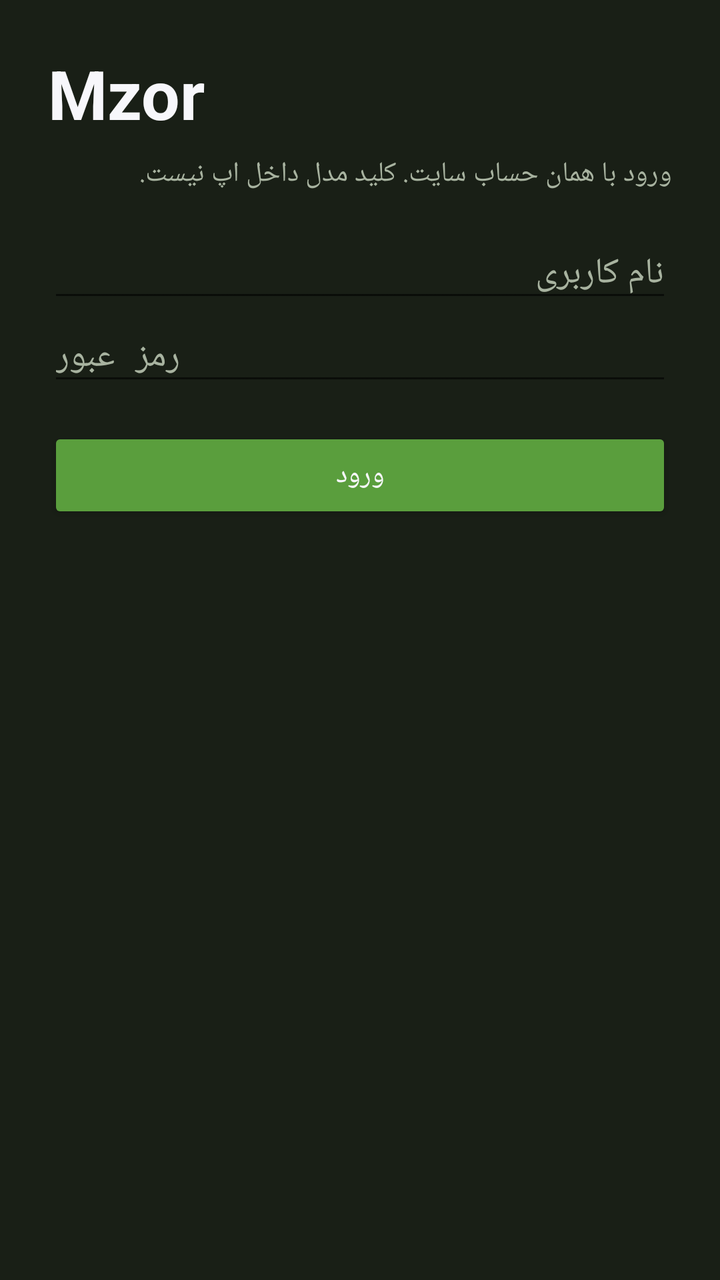
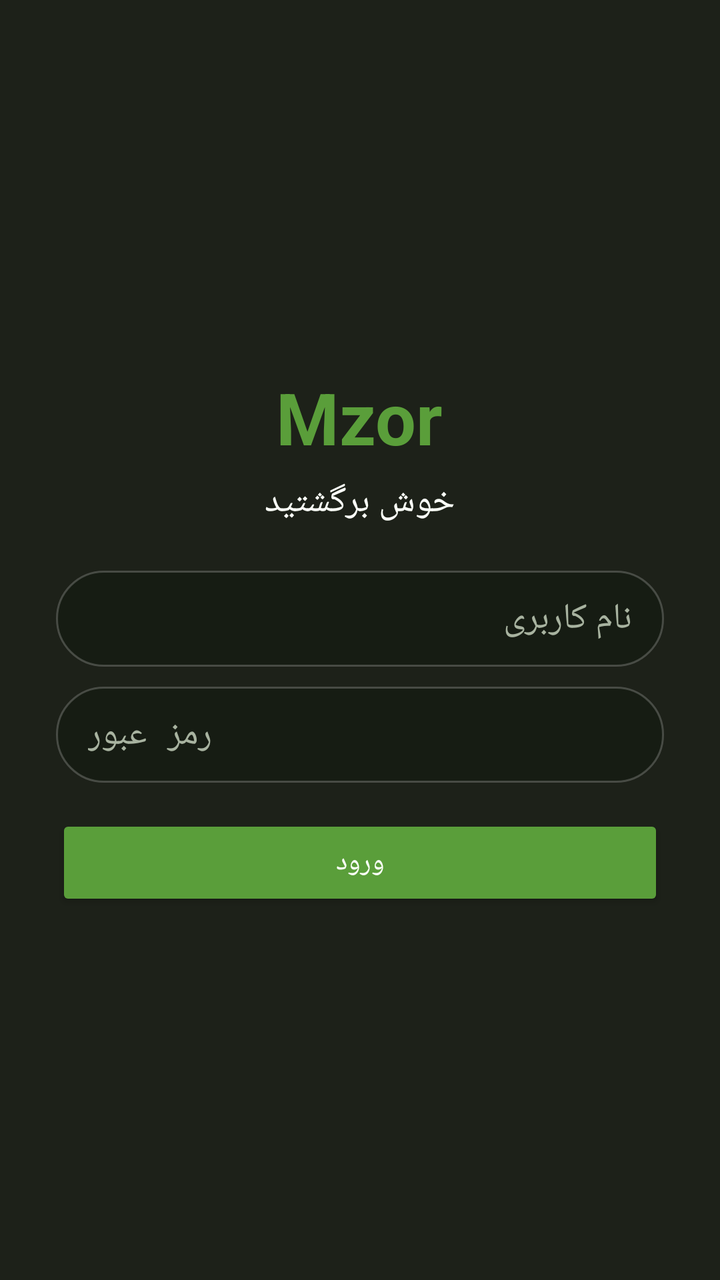

Before-and-after screenshots of an Android layout around one commit, followed by the original layout XML and the change that was made.
<!-- AndroidManifest.xml: activity theme Theme.Mza.Launcher -->
<!-- res/layout/activity_main.xml -->
<?xml version="1.0" encoding="utf-8"?>
<FrameLayout xmlns:android="http://schemas.android.com/apk/res/android"
    android:layout_width="match_parent"
    android:layout_height="match_parent"
    android:background="@color/mza_brand_dark">

    <LinearLayout
        android:id="@+id/loginPanel"
        android:layout_width="match_parent"
        android:layout_height="match_parent"
        android:orientation="vertical"
        android:padding="24dp">
        <TextView android:layout_width="wrap_content" android:layout_height="wrap_content" android:text="Mzor" android:textColor="@color/mza_brand_white" android:textSize="34sp" android:textStyle="bold" />
        <TextView android:layout_width="match_parent" android:layout_height="wrap_content" android:layout_marginTop="8dp" android:text="@string/login_hint" android:textColor="@color/mza_muted" />
        <EditText android:id="@+id/loginUser" android:layout_width="match_parent" android:layout_height="wrap_content" android:layout_marginTop="18dp" android:hint="@string/username" android:textColor="@color/mza_brand_white" android:textColorHint="@color/mza_muted" />
        <EditText android:id="@+id/loginPass" android:layout_width="match_parent" android:layout_height="wrap_content" android:hint="@string/password" android:inputType="textPassword" android:textColor="@color/mza_brand_white" android:textColorHint="@color/mza_muted" />
        <Button android:id="@+id/loginBtn" android:layout_width="match_parent" android:layout_height="48dp" android:layout_marginTop="16dp" android:backgroundTint="@color/mza_brand_green" android:text="@string/login" android:textColor="@color/mza_brand_white" />
    </LinearLayout>

    <LinearLayout
        android:id="@+id/listPanel"
        android:layout_width="match_parent"
        android:layout_height="match_parent"
        android:orientation="vertical"
        android:padding="16dp"
        android:visibility="gone">
        <TextView android:id="@+id/planLine" android:layout_width="match_parent" android:layout_height="wrap_content" android:textColor="@color/mza_brand_green" />
        <Button android:id="@+id/newChatBtn" android:layout_width="match_parent" android:layout_height="44dp" android:layout_marginTop="10dp" android:backgroundTint="@color/mza_brand_green" android:text="@string/new_chat" android:textColor="@color/mza_brand_white" />
        <Button android:id="@+id/buyBtn" android:layout_width="match_parent" android:layout_height="44dp" android:layout_marginTop="8dp" android:backgroundTint="@color/mza_card" android:text="@string/buy_pup" android:textColor="@color/mza_brand_white" />
        <ScrollView android:layout_width="match_parent" android:layout_height="0dp" android:layout_marginTop="12dp" android:layout_weight="1">
            <LinearLayout android:id="@+id/convBox" android:layout_width="match_parent" android:layout_height="wrap_content" android:orientation="vertical" />
        </ScrollView>
        <Button android:id="@+id/logoutBtn" android:layout_width="match_parent" android:layout_height="40dp" android:background="@android:color/transparent" android:text="@string/logout" android:textColor="@color/mza_muted" />
    </LinearLayout>

    <LinearLayout
        android:id="@+id/chatPanel"
        android:layout_width="match_parent"
        android:layout_height="match_parent"
        android:orientation="vertical"
        android:visibility="gone">
        <Button android:id="@+id/backBtn" android:layout_width="wrap_content" android:layout_height="40dp" android:background="@android:color/transparent" android:text="@string/back" android:textColor="@color/mza_brand_green" />
        <ScrollView android:id="@+id/chatScroll" android:layout_width="match_parent" android:layout_height="0dp" android:layout_weight="1" android:padding="14dp">
            <TextView android:id="@+id/chatText" android:layout_width="match_parent" android:layout_height="wrap_content" android:textColor="@color/mza_brand_white" android:textSize="15sp" />
        </ScrollView>
        <LinearLayout android:layout_width="match_parent" android:layout_height="wrap_content" android:orientation="horizontal" android:padding="10dp">
            <EditText android:id="@+id/messageInput" android:layout_width="0dp" android:layout_height="wrap_content" android:layout_weight="1" android:hint="@string/write" android:textColor="@color/mza_brand_white" android:textColorHint="@color/mza_muted" />
            <Button android:id="@+id/sendBtn" android:layout_width="wrap_content" android:layout_height="wrap_content" android:backgroundTint="@color/mza_brand_green" android:text="@string/send" android:textColor="@color/mza_brand_white" />
        </LinearLayout>
    </LinearLayout>
</FrameLayout>
<!-- resources referenced by this layout -->
<resources>
  <color name="mza_brand_dark">#191F16</color>
  <color name="mza_brand_green">#5A9E3D</color>
  <color name="mza_brand_white">#F7F7FB</color>
  <color name="mza_card">#232A1E</color>
  <color name="mza_muted">#A8B3A0</color>
  <string name="back">بازگشت</string>
  <string name="buy_pup">خرید پلن پاپ از مایکت</string>
  <string name="login">ورود</string>
  <string name="login_hint">ورود با همان حساب سایت. کلید مدل داخل اپ نیست.</string>
  <string name="logout">خروج</string>
  <string name="new_chat">گفتگوی جدید</string>
  <string name="password">رمز عبور</string>
  <string name="send">فرستادن</string>
  <string name="username">نام کاربری</string>
  <string name="write">پیام بنویس...</string>
  <style name="Theme.Mza.Launcher" parent="Theme.AppCompat.DayNight.NoActionBar">
          <item name="android:windowBackground">@color/mza_brand_dark</item>
          <item name="android:statusBarColor">@color/mza_brand_dark</item>
          <item name="android:navigationBarColor">@color/mza_brand_dark</item>
          <item name="colorPrimary">@color/mza_brand_dark</item>
          <item name="colorAccent">@color/mza_brand_green</item>
      </style>
</resources>

<!-- the commit's change to res/layout/activity_main.xml (unified diff, before → after) -->
@@ -2,50 +2,64 @@
 <FrameLayout xmlns:android="http://schemas.android.com/apk/res/android"
     android:layout_width="match_parent"
     android:layout_height="match_parent"
-    android:background="@color/mza_brand_dark">
+    android:background="@color/mza_bg"
+    android:layoutDirection="rtl">
 
     <LinearLayout
         android:id="@+id/loginPanel"
         android:layout_width="match_parent"
         android:layout_height="match_parent"
+        android:gravity="center"
         android:orientation="vertical"
-        android:padding="24dp">
-        <TextView android:layout_width="wrap_content" android:layout_height="wrap_content" android:text="Mzor" android:textColor="@color/mza_brand_white" android:textSize="34sp" android:textStyle="bold" />
-        <TextView android:layout_width="match_parent" android:layout_height="wrap_content" android:layout_marginTop="8dp" android:text="@string/login_hint" android:textColor="@color/mza_muted" />
-        <EditText android:id="@+id/loginUser" android:layout_width="match_parent" android:layout_height="wrap_content" android:layout_marginTop="18dp" android:hint="@string/username" android:textColor="@color/mza_brand_white" android:textColorHint="@color/mza_muted" />
-        <EditText android:id="@+id/loginPass" android:layout_width="match_parent" android:layout_height="wrap_content" android:hint="@string/password" android:inputType="textPassword" android:textColor="@color/mza_brand_white" android:textColorHint="@color/mza_muted" />
-        <Button android:id="@+id/loginBtn" android:layout_width="match_parent" android:layout_height="48dp" android:layout_marginTop="16dp" android:backgroundTint="@color/mza_brand_green" android:text="@string/login" android:textColor="@color/mza_brand_white" />
+        android:padding="28dp">
+        <TextView android:layout_width="wrap_content" android:layout_height="wrap_content" android:text="Mzor" android:textColor="@color/mza_accent" android:textSize="36sp" android:textStyle="bold" />
+        <TextView android:layout_width="wrap_content" android:layout_height="wrap_content" android:layout_marginTop="6dp" android:text="خوش برگشتید" android:textColor="@color/mza_text" android:textSize="18sp" />
+        <EditText android:id="@+id/loginUser" android:layout_width="match_parent" android:layout_height="48dp" android:layout_marginTop="22dp" android:background="@drawable/bg_input" android:hint="نام کاربری" android:paddingHorizontal="16dp" android:textColor="@color/mza_text" android:textColorHint="@color/mza_muted" />
+        <EditText android:id="@+id/loginPass" android:layout_width="match_parent" android:layout_height="48dp" android:layout_marginTop="10dp" android:background="@drawable/bg_input" android:hint="رمز عبور" android:inputType="textPassword" android:paddingHorizontal="16dp" android:textColor="@color/mza_text" android:textColorHint="@color/mza_muted" />
+        <Button android:id="@+id/loginBtn" android:layout_width="match_parent" android:layout_height="48dp" android:layout_marginTop="16dp" android:backgroundTint="@color/mza_accent" android:text="ورود" android:textColor="@color/mza_text" />
     </LinearLayout>
 
-    <LinearLayout
-        android:id="@+id/listPanel"
+    <androidx.drawerlayout.widget.DrawerLayout
+        android:id="@+id/drawer"
         android:layout_width="match_parent"
         android:layout_height="match_parent"
-        android:orientation="vertical"
-        android:padding="16dp"
         android:visibility="gone">
-        <TextView android:id="@+id/planLine" android:layout_width="match_parent" android:layout_height="wrap_content" android:textColor="@color/mza_brand_green" />
-        <Button android:id="@+id/newChatBtn" android:layout_width="match_parent" android:layout_height="44dp" android:layout_marginTop="10dp" android:backgroundTint="@color/mza_brand_green" android:text="@string/new_chat" android:textColor="@color/mza_brand_white" />
-        <Button android:id="@+id/buyBtn" android:layout_width="match_parent" android:layout_height="44dp" android:layout_marginTop="8dp" android:backgroundTint="@color/mza_card" android:text="@string/buy_pup" android:textColor="@color/mza_brand_white" />
-        <ScrollView android:layout_width="match_parent" android:layout_height="0dp" android:layout_marginTop="12dp" android:layout_weight="1">
-            <LinearLayout android:id="@+id/convBox" android:layout_width="match_parent" android:layout_height="wrap_content" android:orientation="vertical" />
-        </ScrollView>
-        <Button android:id="@+id/logoutBtn" android:layout_width="match_parent" android:layout_height="40dp" android:background="@android:color/transparent" android:text="@string/logout" android:textColor="@color/mza_muted" />
-    </LinearLayout>
 
-    <LinearLayout
-        android:id="@+id/chatPanel"
-        android:layout_width="match_parent"
-        android:layout_height="match_parent"
-        android:orientation="vertical"
-        android:visibility="gone">
-        <Button android:id="@+id/backBtn" android:layout_width="wrap_content" android:layout_height="40dp" android:background="@android:color/transparent" android:text="@string/back" android:textColor="@color/mza_brand_green" />
-        <ScrollView android:id="@+id/chatScroll" android:layout_width="match_parent" android:layout_height="0dp" android:layout_weight="1" android:padding="14dp">
-            <TextView android:id="@+id/chatText" android:layout_width="match_parent" android:layout_height="wrap_content" android:textColor="@color/mza_brand_white" android:textSize="15sp" />
-        </ScrollView>
-        <LinearLayout android:layout_width="match_parent" android:layout_height="wrap_content" android:orientation="horizontal" android:padding="10dp">
-            <EditText android:id="@+id/messageInput" android:layout_width="0dp" android:layout_height="wrap_content" android:layout_weight="1" android:hint="@string/write" android:textColor="@color/mza_brand_white" android:textColorHint="@color/mza_muted" />
-            <Button android:id="@+id/sendBtn" android:layout_width="wrap_content" android:layout_height="wrap_content" android:backgroundTint="@color/mza_brand_green" android:text="@string/send" android:textColor="@color/mza_brand_white" />
+        <LinearLayout
+            android:layout_width="match_parent"
+            android:layout_height="match_parent"
+            android:background="@color/mza_chat"
+            android:orientation="vertical">
+            <LinearLayout android:layout_width="match_parent" android:layout_height="56dp" android:background="@color/mza_sidebar" android:gravity="center_vertical" android:paddingHorizontal="12dp">
+                <Button android:id="@+id/menuBtn" android:layout_width="40dp" android:layout_height="40dp" android:background="@android:color/transparent" android:text="☰" android:textColor="@color/mza_text" android:textSize="20sp" />
+                <TextView android:layout_width="0dp" android:layout_height="wrap_content" android:layout_weight="1" android:text="Mzor" android:textColor="@color/mza_accent" android:textSize="20sp" android:textStyle="bold" />
+                <TextView android:id="@+id/planLine" android:layout_width="wrap_content" android:layout_height="wrap_content" android:textColor="@color/mza_muted" android:textSize="12sp" />
+            </LinearLayout>
+            <ScrollView android:id="@+id/chatScroll" android:layout_width="match_parent" android:layout_height="0dp" android:layout_weight="1">
+                <LinearLayout android:id="@+id/chatBox" android:layout_width="match_parent" android:layout_height="wrap_content" android:orientation="vertical" android:padding="14dp" />
+            </ScrollView>
+            <LinearLayout android:layout_width="match_parent" android:layout_height="wrap_content" android:background="@color/mza_chat" android:padding="10dp">
+                <LinearLayout android:layout_width="match_parent" android:layout_height="wrap_content" android:background="@drawable/bg_input" android:gravity="center_vertical" android:padding="6dp">
+                    <EditText android:id="@+id/messageInput" android:layout_width="0dp" android:layout_height="wrap_content" android:layout_weight="1" android:background="@android:color/transparent" android:hint="پیام بنویس..." android:paddingHorizontal="12dp" android:textColor="@color/mza_text" android:textColorHint="@color/mza_muted" />
+                    <Button android:id="@+id/sendBtn" android:layout_width="44dp" android:layout_height="44dp" android:backgroundTint="@color/mza_accent" android:text="←" android:textColor="@color/mza_text" />
+                </LinearLayout>
+            </LinearLayout>
         </LinearLayout>
-    </LinearLayout>
+
+        <LinearLayout
+            android:layout_width="280dp"
+            android:layout_height="match_parent"
+            android:layout_gravity="start"
+            android:background="@color/mza_sidebar"
+            android:orientation="vertical"
+            android:padding="14dp">
+            <TextView android:layout_width="wrap_content" android:layout_height="wrap_content" android:text="Mzor" android:textColor="@color/mza_accent" android:textSize="24sp" android:textStyle="bold" />
+            <Button android:id="@+id/newChatBtn" android:layout_width="match_parent" android:layout_height="44dp" android:layout_marginTop="14dp" android:backgroundTint="@color/mza_accent" android:text="گفتگوی جدید" android:textColor="@color/mza_text" />
+            <ScrollView android:layout_width="match_parent" android:layout_height="0dp" android:layout_marginTop="12dp" android:layout_weight="1">
+                <LinearLayout android:id="@+id/convBox" android:layout_width="match_parent" android:layout_height="wrap_content" android:orientation="vertical" />
+            </ScrollView>
+            <Button android:id="@+id/buyBtn" android:layout_width="match_parent" android:layout_height="42dp" android:backgroundTint="@color/mza_accent" android:text="خرید پلن پاپ" android:textColor="@color/mza_text" />
+            <Button android:id="@+id/logoutBtn" android:layout_width="match_parent" android:layout_height="40dp" android:background="@android:color/transparent" android:text="خروج" android:textColor="@color/mza_muted" />
+        </LinearLayout>
+    </androidx.drawerlayout.widget.DrawerLayout>
 </FrameLayout>
<!-- resource entries referenced after the edit -->
@@ -1,20 +1,20 @@
 <!-- resources referenced by this layout -->
 <resources>
-  <color name="mza_brand_dark">#191F16</color>
-  <color name="mza_brand_green">#5A9E3D</color>
-  <color name="mza_brand_white">#F7F7FB</color>
-  <color name="mza_card">#232A1E</color>
+  <color name="mza_accent">#5A9E3A</color>
+  <color name="mza_bg">#1D2119</color>
+  <color name="mza_chat">#1F2420</color>
+  <color name="mza_brand_dark">#1D2119</color>
+  <color name="mza_brand_green">#5A9E3A</color>
   <color name="mza_muted">#A8B3A0</color>
-  <string name="back">بازگشت</string>
-  <string name="buy_pup">خرید پلن پاپ از مایکت</string>
-  <string name="login">ورود</string>
-  <string name="login_hint">ورود با همان حساب سایت. کلید مدل داخل اپ نیست.</string>
-  <string name="logout">خروج</string>
-  <string name="new_chat">گفتگوی جدید</string>
-  <string name="password">رمز عبور</string>
-  <string name="send">فرستادن</string>
-  <string name="username">نام کاربری</string>
-  <string name="write">پیام بنویس...</string>
+  <color name="mza_sidebar">#192016</color>
+  <color name="mza_text">#FBFFF8</color>
+  <!-- drawable bg_input (drawable) -->
+  <?xml version="1.0" encoding="utf-8"?>
+  <shape xmlns:android="http://schemas.android.com/apk/res/android">
+      <solid android:color="@color/mza_input" />
+      <corners android:radius="28dp" />
+      <stroke android:width="1dp" android:color="@color/mza_border" />
+  </shape>
   <style name="Theme.Mza.Launcher" parent="Theme.AppCompat.DayNight.NoActionBar">
           <item name="android:windowBackground">@color/mza_brand_dark</item>
           <item name="android:statusBarColor">@color/mza_brand_dark</item>
@@ -22,5 +22,7 @@
           <item name="colorPrimary">@color/mza_brand_dark</item>
           <item name="colorAccent">@color/mza_brand_green</item>
       </style>
+  <color name="mza_input">#161C13</color>
+  <color name="mza_border">#33FFFFFF</color>
 </resources>
 
